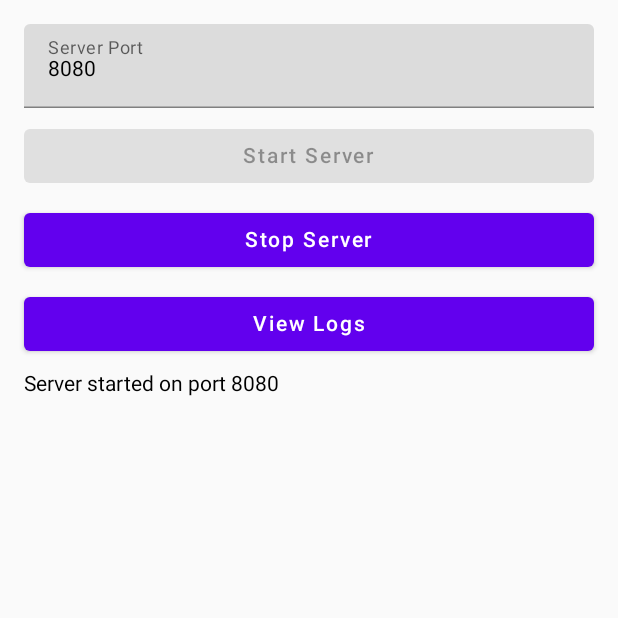
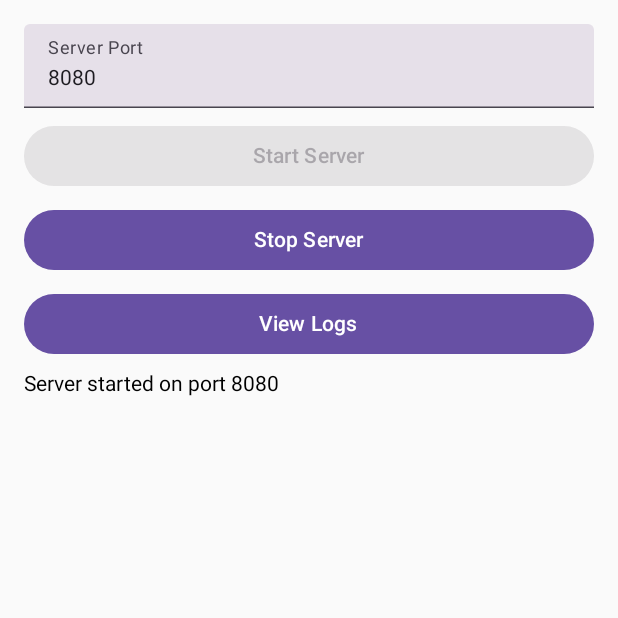
Before and after one commit to AntonFisko/server-App, an Android app built with Jetpack Compose: the screen it shows after launch (MainActivity), after a tap on "Start Server", on a phone screen of 412 x 824 dp, the top half of it. Run offline under Robolectric (Android 15) with nearby library versions, the phone set to English and light mode, and no system bars; our stand-ins replace Room's generated code; libraries missing offline, so code that uses them is left out: io.ktor.server; 1 statement that could not run was skipped.

Commit message:
serwer app

```diff
--- a/app/src/main/java/com/example/serverapp/ui/ServerScreen.kt
+++ b/app/src/main/java/com/example/serverapp/ui/ServerScreen.kt
@@ -5,6 +5,9 @@ import androidx.compose.foundation.layout.Column
 import androidx.compose.foundation.layout.fillMaxSize
 import androidx.compose.foundation.layout.fillMaxWidth
 import androidx.compose.foundation.layout.padding
+import androidx.compose.material3.Button
+import androidx.compose.material3.Text
+import androidx.compose.material3.TextField
 import androidx.compose.runtime.Composable
 import androidx.compose.runtime.collectAsState
 import androidx.compose.runtime.getValue
@@ -27,41 +30,41 @@ fun ServerApp(viewModel: ServerViewModel) {
             .padding(16.dp),
         verticalArrangement = Arrangement.spacedBy(8.dp)
     ) {
-        androidx.compose.material.TextField(
+        TextField(
             value = serverPort,
             onValueChange = { serverPort = it },
-            label = { androidx.compose.material.Text("Server Port") },
+            label = { Text("Server Port") },
             modifier = Modifier.fillMaxWidth()
         )
-        androidx.compose.material.Button(
+        Button(
             onClick = {
                 viewModel.startServer(serverPort.toInt())
             },
             enabled = !isServerRunning,
             modifier = Modifier.fillMaxWidth()
         ) {
-            androidx.compose.material.Text("Start Server")
+            Text("Start Server")
         }
-        androidx.compose.material.Button(
+        Button(
             onClick = {
                 viewModel.stopServer()
             },
             enabled = isServerRunning,
             modifier = Modifier.fillMaxWidth()
         ) {
-            androidx.compose.material.Text("Stop Server")
+            Text("Stop Server")
         }
-        androidx.compose.material.Button(
+        Button(
             onClick = {
                 viewModel.fetchLogs()
             },
             modifier = Modifier.fillMaxWidth()
         ) {
-            androidx.compose.material.Text("View Logs")
+            Text("View Logs")
         }
         val logs by viewModel.logs.collectAsState()
         logs.forEach { log ->
-            androidx.compose.material.Text(text = log.message)
+            Text(text = log.message)
         }
     }
 }
--- a/app/src/main/java/com/example/serverapp/ui/viewModel/ServerViewModel.kt
+++ b/app/src/main/java/com/example/serverapp/ui/viewModel/ServerViewModel.kt
@@ -1,7 +1,6 @@
 package com.example.serverapp.ui.viewModel
 
 
-import android.util.Log
 import androidx.lifecycle.ViewModel
 import androidx.lifecycle.viewModelScope
 import com.example.serverapp.ktor.Server
@@ -9,16 +8,16 @@ import com.example.serverapp.room.LogDao
 import com.example.serverapp.room.LogEntry
 import kotlinx.coroutines.Dispatchers
 import kotlinx.coroutines.flow.MutableStateFlow
-import kotlinx.coroutines.flow.asStateFlow
+import kotlinx.coroutines.flow.StateFlow
 import kotlinx.coroutines.launch
 
 class ServerViewModel(private val logDao: LogDao) : ViewModel() {
     private var server: Server? = null
     private val _isServerRunning = MutableStateFlow(false)
-    val isServerRunning = _isServerRunning.asStateFlow()
+    val isServerRunning: StateFlow<Boolean> get() = _isServerRunning
 
     private val _logs = MutableStateFlow<List<LogEntry>>(emptyList())
-    val logs = _logs.asStateFlow()
+    val logs: StateFlow<List<LogEntry>> get() = _logs
 
     fun startServer(port: Int) {
         if (server == null) {
@@ -28,10 +27,7 @@ class ServerViewModel(private val logDao: LogDao) : ViewModel() {
                 }
                 _isServerRunning.value = true
                 addLog("Server started on port $port")
-                Log.d("Fisko", "Server started on port $port")
             }
-        } else {
-            Log.d("Fisko", "Server is already running")
         }
     }
 
--- a/app/src/main/java/com/example/serverapp/ui/viewModel/ServerViewModelFactory.kt
+++ b/app/src/main/java/com/example/serverapp/ui/viewModel/ServerViewModelFactory.kt
@@ -1,5 +1,6 @@
 package com.example.serverapp.ui.viewModel
 
+import android.content.Context
 import androidx.lifecycle.ViewModel
 import androidx.lifecycle.ViewModelProvider
 import androidx.room.Room
```
Also changed, not shown: app/src/main/java/com/example/serverapp/ktor/Server.kt (line endings or trailing spaces).
